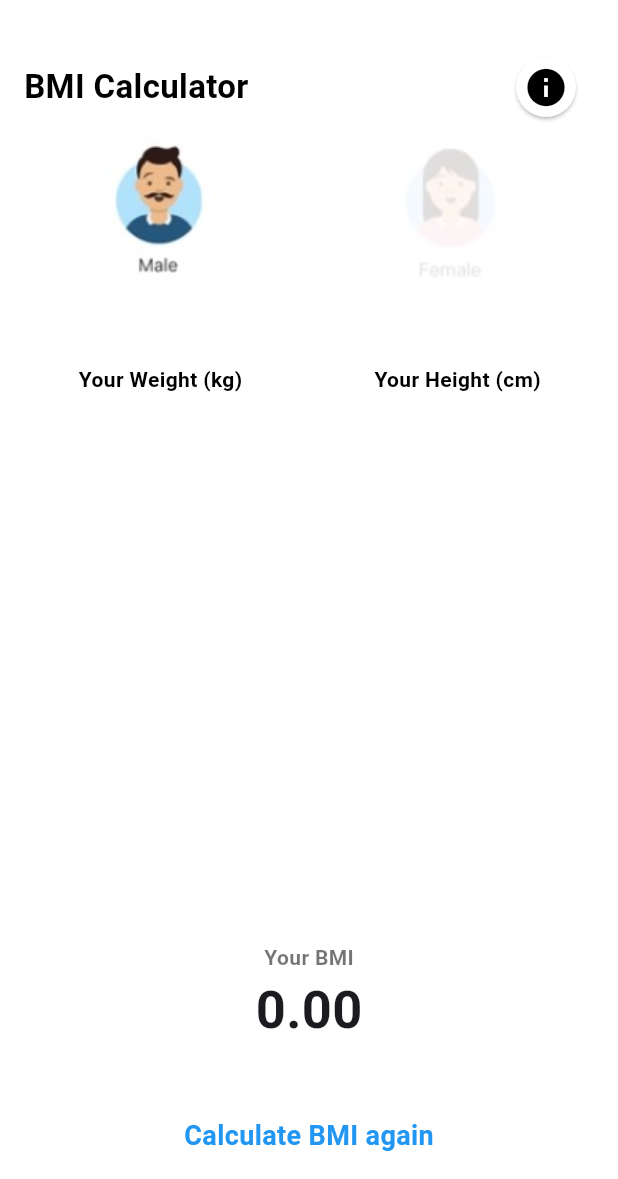
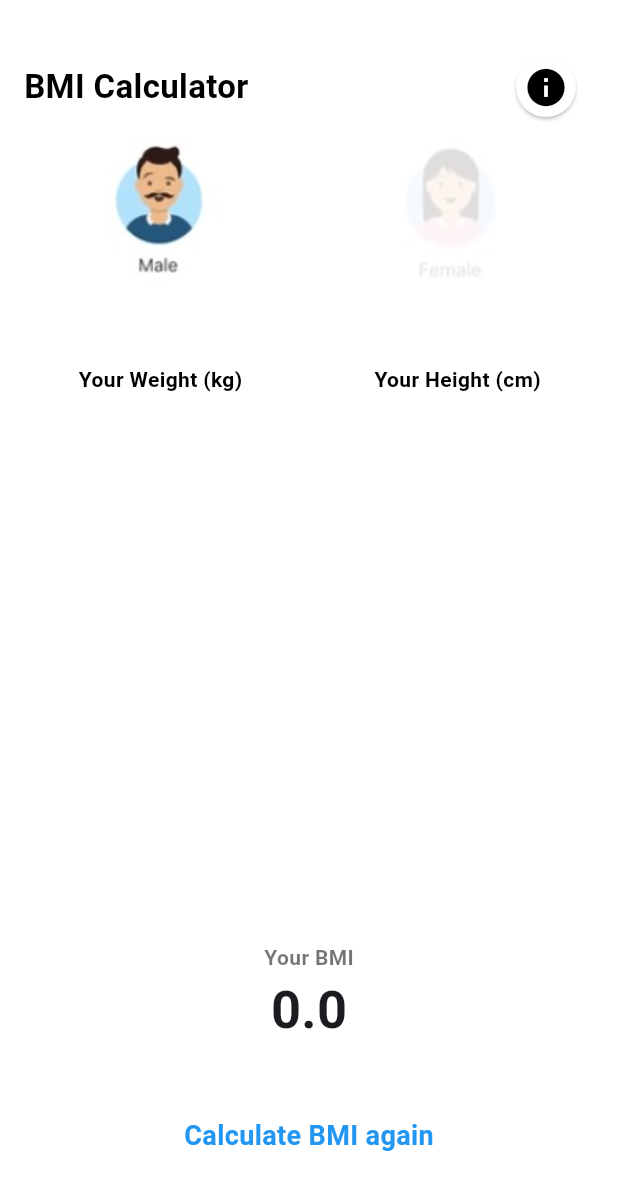
Before and after one commit to MarcioCMartha/BMI, a Flutter app: the ResultPage screen opened directly with empty values, on a phone screen of 412 x 824 dp, the part 57-1236 px from its top. Run offline on Flutter 3.47's test engine with Material 3 defaults, Android fonts, the phone set to English and light mode, and no system bars.

Commit message:
Subir alteração de 1 casa decimal

```diff
--- a/lib/main.dart
+++ b/lib/main.dart
@@ -155,16 +155,16 @@ class ResultPage extends StatelessWidget {
 
             child: Column(
               children: [
-                Text(
+                const Text(
                   'Your BMI',
-                  style: const TextStyle(
+                  style: TextStyle(
                     fontSize: 14,
                     fontWeight: FontWeight.bold,
                     color: Colors.black54,
                       ),
                 ),
                 Text(
-                  '${imc.toStringAsFixed(2)}',
+                  imc.toStringAsFixed(1),
                   style: const TextStyle(
                     fontSize: 35,
                     fontWeight: FontWeight.bold,
@@ -185,7 +185,7 @@ class ResultPage extends StatelessWidget {
                       onBack();
                       Navigator.pop(context);
                     },
-                    child: Text(
+                    child: const Text(
                       'Calculate BMI again',
                       style: TextStyle(
                         fontSize: 18.0,
```
